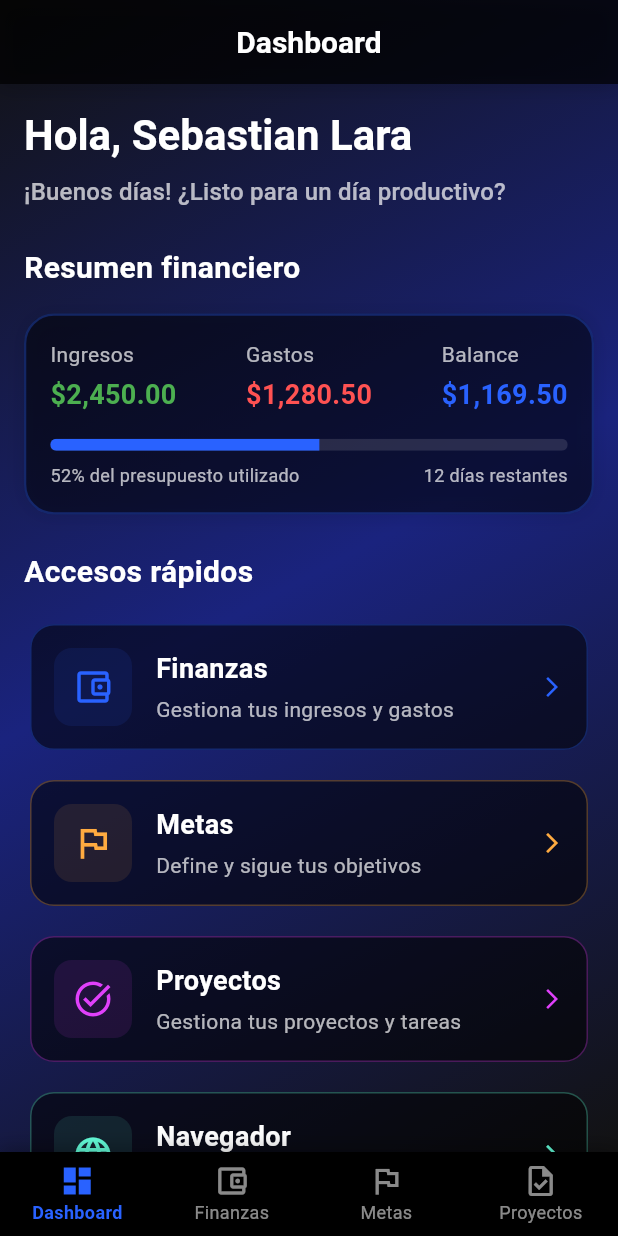
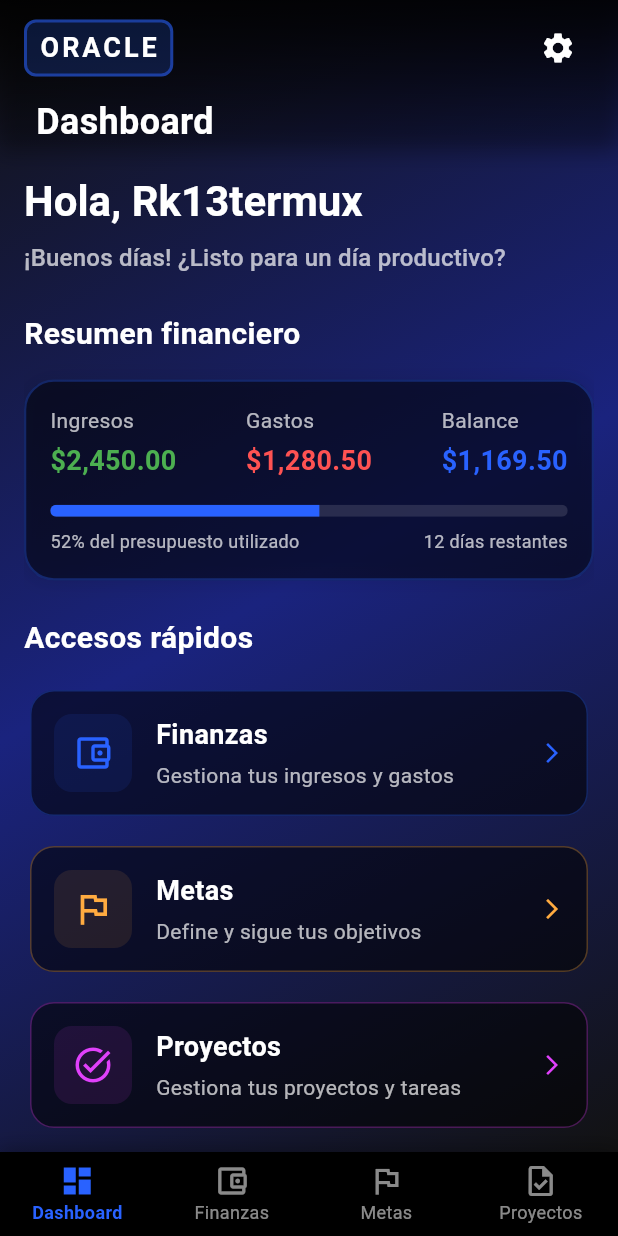
Before and after one commit to Rk13termux/ORACLE-APP, a Flutter app: the screen it shows after launch, on a phone screen of 412 x 824 dp. Run offline on Flutter 3.47's test engine with Material 3 defaults, Android fonts, the phone set to English and light mode, and no system bars; our stand-ins replace get_it, hive_flutter, shared_preferences, sqflite, webview_flutter; accounts and stored records are empty.

Commit message:
✅ V02 oracle app

```diff
--- a/lib/features/dashboard/dashboard_screen.dart
+++ b/lib/features/dashboard/dashboard_screen.dart
@@ -1,7 +1,7 @@
 import 'package:flutter/material.dart';
 import 'package:vida_organizada/config/themes.dart';
 import 'package:vida_organizada/config/routes.dart';
-import 'package:vida_organizada/shared/widgets/glass_app_bar.dart';
+import 'package:vida_organizada/shared/layouts/base_screen_layout.dart';
 import 'package:vida_organizada/shared/widgets/glass_navigation_bar.dart';
 
 class DashboardScreen extends StatefulWidget {
@@ -12,39 +12,26 @@ class DashboardScreen extends StatefulWidget {
 }
 
 class _DashboardScreenState extends State<DashboardScreen> {
-  final GlobalKey<ScaffoldState> _scaffoldKey = GlobalKey<ScaffoldState>();
-
   @override
   Widget build(BuildContext context) {
-    return Scaffold(
-      key: _scaffoldKey,
-      extendBodyBehindAppBar: true,
-      appBar: const GlassAppBar(
-        title: Text('Dashboard'),
+    return BaseScreenLayout(
+      title: 'Dashboard',
+      showBackButton: false, // Ocultar botón de retroceso en la pantalla principal
+      bottomNavigationBar: const GlassNavigationBar(),
+      actions: [
+        IconButton(
+          icon: const Icon(Icons.settings),
+          onPressed: () => Navigator.pushNamed(context, AppRouter.ajustes),
         ),
-      body: Container(
-        decoration: const BoxDecoration(
-          gradient: LinearGradient(
-            begin: Alignment.topLeft,
-            end: Alignment.bottomRight,
-            colors: [
-              Color(0xFF121212),
-              Color(0xFF1A237E),
-              Color(0xFF121212),
       ],
-          ),
-        ),
-        child: SafeArea(
-          child: SingleChildScrollView(
+      body: SingleChildScrollView(
         physics: const BouncingScrollPhysics(),
-            child: Padding(
-              padding: const EdgeInsets.all(16.0),
         child: Column(
           crossAxisAlignment: CrossAxisAlignment.start,
           children: [
             // Encabezado de bienvenida personalizado
             Text(
-                    'Hola, Sebastian Lara',
+              'Hola, Rk13termux',
               style: Theme.of(context).textTheme.headlineMedium?.copyWith(
                     fontWeight: FontWeight.bold,
                     color: Colors.white,
@@ -121,12 +108,11 @@ class _DashboardScreenState extends State<DashboardScreen> {
           ],
         ),
       ),
-          ),
-        ),
-      ),
-      bottomNavigationBar: const GlassNavigationBar(),
     );
   }
+
+  // El resto de los métodos existentes se mantienen igual
+  // _buildFinancialSummary(), _buildMenuCard(), etc.
 
   Widget _buildFinancialSummary() {
     return Column(
--- a/lib/features/finanzas/finanzas_screen.dart
+++ b/lib/features/finanzas/finanzas_screen.dart
@@ -5,9 +5,8 @@ import 'package:vida_organizada/features/finanzas/models/transaction_model.dart'
 import 'package:vida_organizada/features/finanzas/providers/finance_provider.dart';
 import 'package:vida_organizada/features/finanzas/widgets/transaction_form.dart';
 import 'package:vida_organizada/features/finanzas/widgets/transaction_list_item.dart';
-import 'package:vida_organizada/shared/widgets/glass_app_bar.dart';
+import 'package:vida_organizada/shared/layouts/base_screen_layout.dart';
 import 'package:intl/intl.dart';
-import 'dart:math' as math;
 
 class FinanzasScreen extends StatefulWidget {
   const FinanzasScreen({Key? key}) : super(key: key);
@@ -33,17 +32,12 @@ class _FinanzasScreenState extends State<FinanzasScreen> with SingleTickerProvid
 
   @override
   Widget build(BuildContext context) {
-    // Usamos ChangeNotifierProvider.value para integrar el provider
-    return ChangeNotifierProvider(
-      create: (_) => FinanceProvider(),
-      child: Consumer<FinanceProvider>(
+    return Consumer<FinanceProvider>(
       builder: (context, financeProvider, _) {
         final formatCurrency = NumberFormat.currency(locale: 'es_MX', symbol: '\$');
 
-          return Scaffold(
-            extendBodyBehindAppBar: true,
-            appBar: GlassAppBar(
-              title: const Text('Finanzas'),
+        return BaseScreenLayout(
+          title: 'Finanzas',
           actions: [
             IconButton(
               icon: const Icon(Icons.pie_chart),
@@ -52,26 +46,18 @@ class _FinanzasScreenState extends State<FinanzasScreen> with SingleTickerProvid
               },
             )
           ],
+          floatingActionButton: FloatingActionButton(
+            backgroundColor: AppThemes.primaryBlue,
+            foregroundColor: Colors.white,
+            onPressed: () {
+              _showAddTransactionModal(context);
+            },
+            child: const Icon(Icons.add),
           ),
-            body: Container(
-              decoration: const BoxDecoration(
-                gradient: LinearGradient(
-                  begin: Alignment.topLeft,
-                  end: Alignment.bottomRight,
-                  colors: [
-                    Color(0xFF121212),
-                    Color(0xFF1A237E),
-                    Color(0xFF121212),
-                  ],
-                ),
-              ),
-              child: SafeArea(
-                child: Column(
+          body: Column(
             children: [
               // Resumen Financiero
-                    Padding(
-                      padding: const EdgeInsets.all(16.0),
-                      child: Container(
+              Container(
                 decoration: AppThemes.glassEffect(
                   color: Colors.black,
                   opacity: 0.5,
@@ -142,11 +128,15 @@ class _FinanzasScreenState extends State<FinanzasScreen> with SingleTickerProvid
                   ],
                 ),
               ),
-                    ),
+
+              const SizedBox(height: 16),
 
               // TabBar para filtrar transacciones
               Container(
+                decoration: BoxDecoration(
                   color: Colors.black26,
+                  borderRadius: BorderRadius.circular(10),
+                ),
                 child: TabBar(
                   controller: _tabController,
                   tabs: const [
@@ -159,6 +149,8 @@ class _FinanzasScreenState extends State<FinanzasScreen> with SingleTickerProvid
                   unselectedLabelColor: Colors.white70,
                 ),
               ),
+
+              const SizedBox(height: 8),
 
               // Lista de transacciones
               Expanded(
@@ -178,21 +170,13 @@ class _FinanzasScreenState extends State<FinanzasScreen> with SingleTickerProvid
               ),
             ],
           ),
-              ),
-            ),
-            floatingActionButton: FloatingActionButton(
-              backgroundColor: AppThemes.primaryBlue,
-              foregroundColor: Colors.white,
-              onPressed: () {
-                _showAddTransactionModal(context);
-              },
-              child: const Icon(Icons.add),
-            ),
         );
       },
-      ),
     );
   }
+
+  // El resto de métodos y widgets desde _buildFinancialItem, _buildTransactionsList, etc.
+  // (mantenerlos como estaban antes)
 
   Widget _buildFinancialItem(String label, String value, Color color) {
     return Column(
@@ -243,7 +227,7 @@ class _FinanzasScreenState extends State<FinanzasScreen> with SingleTickerProvid
     }
 
     return ListView.builder(
-      padding: const EdgeInsets.all(16),
+      padding: const EdgeInsets.all(8),
       itemCount: transactions.length,
       itemBuilder: (context, index) {
         final transaction = transactions[index];
--- /dev/null
+++ b/lib/shared/layouts/base_screen_layout.dart
@@ -0,0 +1,44 @@
+import 'package:flutter/material.dart';
+import 'package:vida_organizada/shared/widgets/app_background.dart';
+import 'package:vida_organizada/shared/widgets/oracle_app_bar.dart';
+
+class BaseScreenLayout extends StatelessWidget {
+  final String title;
+  final Widget body;
+  final List<Widget>? actions;
+  final Widget? bottomNavigationBar;
+  final Widget? floatingActionButton;
+  final bool showBackButton;
+
+  const BaseScreenLayout({
+    Key? key,
+    required this.title,
+    required this.body,
+    this.actions,
+    this.bottomNavigationBar,
+    this.floatingActionButton,
+    this.showBackButton = true,
+  }) : super(key: key);
+
+  @override
+  Widget build(BuildContext context) {
+    return Scaffold(
+      extendBodyBehindAppBar: true,
+      appBar: OracleAppBar(
+        title: title,
+        showBackButton: showBackButton,
+        actions: actions,
+      ),
+      body: AppBackground(
+        child: SafeArea(
+          child: Padding(
+            padding: const EdgeInsets.all(16.0),
+            child: body,
+          ),
+        ),
+      ),
+      bottomNavigationBar: bottomNavigationBar,
+      floatingActionButton: floatingActionButton,
+    );
+  }
+}
--- /dev/null
+++ b/lib/shared/widgets/app_background.dart
@@ -0,0 +1,27 @@
+import 'package:flutter/material.dart';
+
+class AppBackground extends StatelessWidget {
+  final Widget child;
+
+  const AppBackground({Key? key, required this.child}) : super(key: key);
+
+  @override
+  Widget build(BuildContext context) {
+    return Container(
+      width: double.infinity,
+      height: double.infinity,
+      decoration: const BoxDecoration(
+        gradient: LinearGradient(
+          begin: Alignment.topLeft,
+          end: Alignment.bottomRight,
+          colors: [
+            Color(0xFF121212),
+            Color(0xFF1A237E),
+            Color(0xFF121212),
+          ],
+        ),
+      ),
+      child: child,
+    );
+  }
+}
--- /dev/null
+++ b/lib/shared/widgets/oracle_app_bar.dart
@@ -0,0 +1,106 @@
+import 'package:flutter/material.dart';
+import 'package:vida_organizada/config/themes.dart';
+
+class OracleAppBar extends StatelessWidget implements PreferredSizeWidget {
+  final String title;
+  final bool showBackButton;
+  final List<Widget>? actions;
+  final double height;
+
+  const OracleAppBar({
+    Key? key,
+    required this.title,
+    this.showBackButton = true,
+    this.actions,
+    this.height = 100.0,
+  }) : super(key: key);
+
+  @override
+  Widget build(BuildContext context) {
+    return Container(
+      height: preferredSize.height,
+      decoration: BoxDecoration(
+        gradient: const LinearGradient(
+          begin: Alignment.topCenter,
+          end: Alignment.bottomCenter,
+          colors: [Colors.black87, Colors.transparent],
+        ),
+        boxShadow: [
+          BoxShadow(
+            color: Colors.black.withOpacity(0.3),
+            blurRadius: 10,
+            offset: const Offset(0, 2),
+          ),
+        ],
+      ),
+      padding: const EdgeInsets.symmetric(horizontal: 16.0, vertical: 8.0),
+      child: SafeArea(
+        child: Column(
+          children: [
+            Row(
+              mainAxisAlignment: MainAxisAlignment.spaceBetween,
+              children: [
+                // Logo y botón de retroceso
+                Row(
+                  children: [
+                    if (showBackButton && Navigator.canPop(context))
+                      IconButton(
+                        icon: const Icon(
+                          Icons.arrow_back_ios,
+                          color: Colors.white,
+                        ),
+                        onPressed: () => Navigator.pop(context),
+                      ),
+                    // Logo de ORACLE
+                    Container(
+                      padding: const EdgeInsets.symmetric(horizontal: 8, vertical: 4),
+                      decoration: BoxDecoration(
+                        borderRadius: BorderRadius.circular(8),
+                        color: AppThemes.primaryBlue.withOpacity(0.2),
+                        border: Border.all(
+                          color: AppThemes.primaryBlue.withOpacity(0.5),
+                          width: 2,
+                        ),
+                      ),
+                      child: const Text(
+                        "ORACLE",
+                        style: TextStyle(
+                          fontSize: 18,
+                          fontWeight: FontWeight.bold,
+                          color: Colors.white,
+                          letterSpacing: 2.0,
+                        ),
+                      ),
+                    ),
+                  ],
+                ),
+
+                // Acciones adicionales
+                Row(
+                  children: actions ?? [],
+                ),
+              ],
+            ),
+            const SizedBox(height: 8),
+            // Título de la pantalla
+            Container(
+              alignment: Alignment.centerLeft,
+              padding: const EdgeInsets.only(left: 8),
+              child: Text(
+                title,
+                style: const TextStyle(
+                  fontSize: 24,
+                  fontWeight: FontWeight.bold,
+                  color: Colors.white,
+                ),
+              ),
+            ),
+          ],
+        ),
+      ),
+    );
+  }
+
+  @override
+  Size get preferredSize => Size.fromHeight(height);
+}
```
Lines whose indentation alone changed are shown as unchanged.
